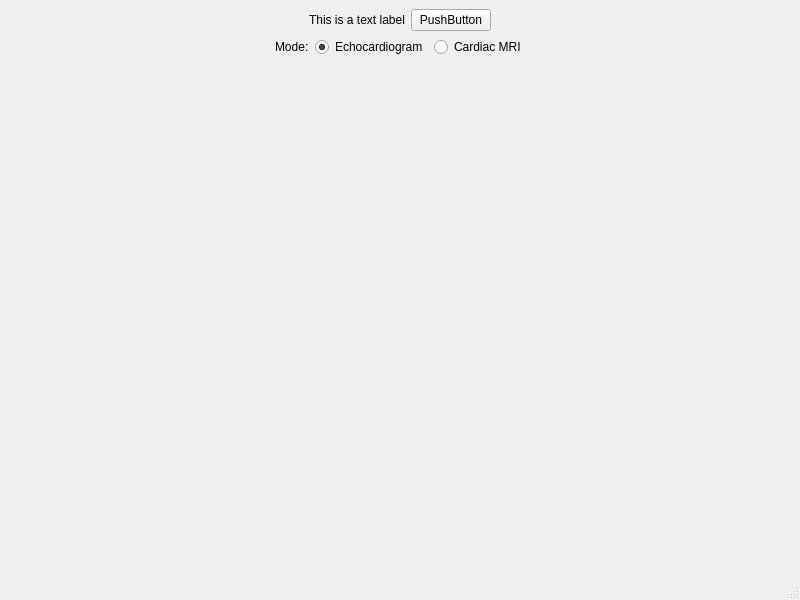
Qt form src/reportextractorpy/ui/ui_mainwindow.ui (nicksunderland/reportextractorpy) before a commit.
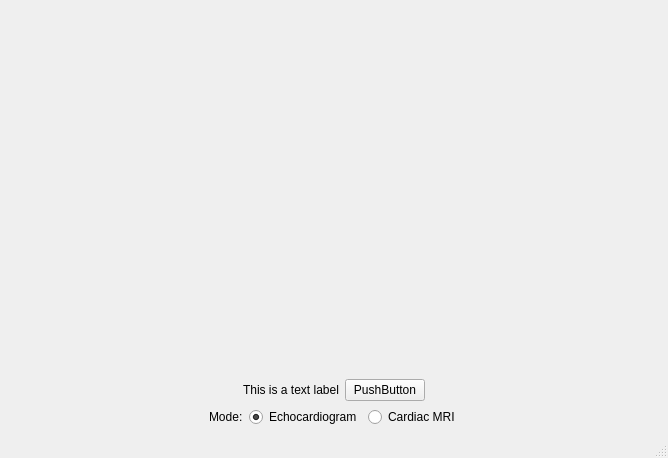
The same form after that commit.

Commit message: working html annotation viewer

What changed in the file:
```diff
--- a/src/reportextractorpy/ui/ui_mainwindow.ui
+++ b/src/reportextractorpy/ui/ui_mainwindow.ui
@@ -6,8 +6,8 @@
    <rect>
     <x>0</x>
     <y>0</y>
-    <width>800</width>
-    <height>600</height>
+    <width>668</width>
+    <height>458</height>
    </rect>
   </property>
   <property name="windowTitle">
@@ -15,6 +15,30 @@
   </property>
   <widget class="QWidget" name="centralwidget">
    <layout class="QVBoxLayout" name="verticalLayout">
+    <item>
+     <widget class="QWidget" name="html_widget_holder" native="true">
+      <property name="sizePolicy">
+       <sizepolicy hsizetype="Expanding" vsizetype="Expanding">
+        <horstretch>0</horstretch>
+        <verstretch>0</verstretch>
+       </sizepolicy>
+      </property>
+      <layout class="QVBoxLayout" name="html_widget_holder_layout">
+       <property name="leftMargin">
+        <number>0</number>
+       </property>
+       <property name="topMargin">
+        <number>0</number>
+       </property>
+       <property name="rightMargin">
+        <number>0</number>
+       </property>
+       <property name="bottomMargin">
+        <number>0</number>
+       </property>
+      </layout>
+     </widget>
+    </item>
     <item>
      <layout class="QHBoxLayout" name="horizontalLayout">
       <item>
@@ -113,19 +137,6 @@
       </item>
      </layout>
     </item>
-    <item>
-     <spacer name="verticalSpacer">
-      <property name="orientation">
-       <enum>Qt::Vertical</enum>
-      </property>
-      <property name="sizeHint" stdset="0">
-       <size>
-        <width>20</width>
-        <height>40</height>
-       </size>
-      </property>
-     </spacer>
-    </item>
    </layout>
   </widget>
   <widget class="QMenuBar" name="menubar">
```
Left out of the diff: 2 changed lines with no effect on the pictures. The commit also changes 10 other files.
